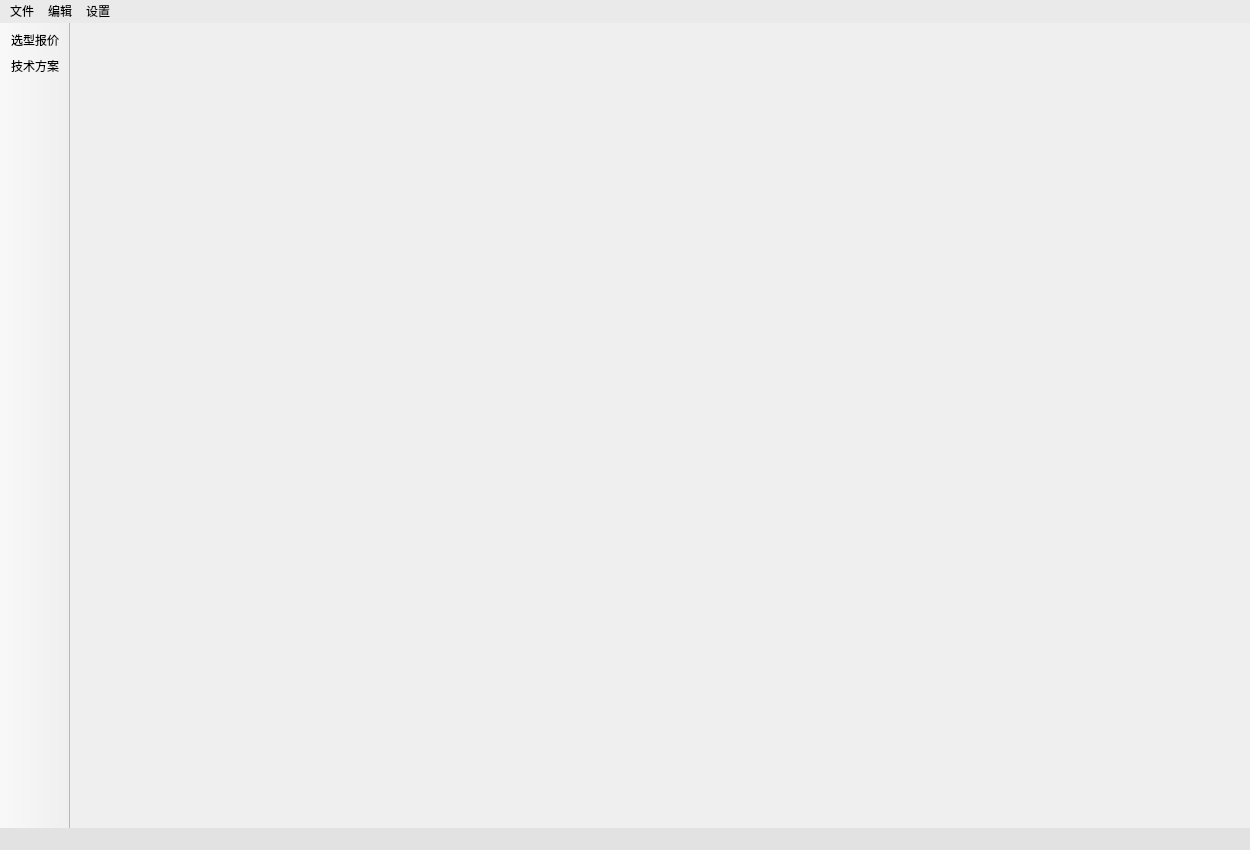
pxhhero-bit/COPA_External, file apps/ui/commander.ui: the form before one commit.
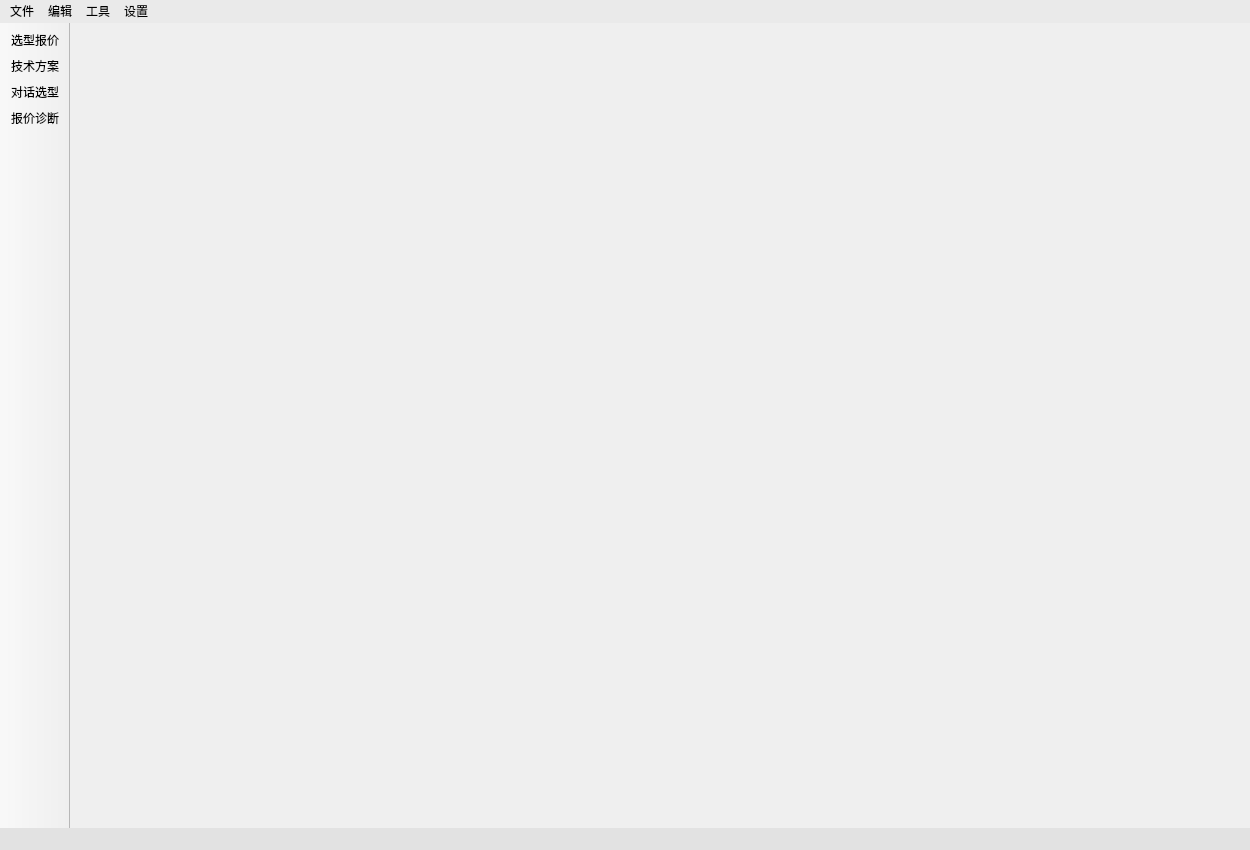
The form after the commit. Icons and pictures are not drawn.

Patch:
```diff
--- a/apps/ui/commander.ui
+++ b/apps/ui/commander.ui
@@ -61,6 +61,8 @@
    </attribute>
    <addaction name="actionToolA"/>
    <addaction name="actionToolB"/>
+   <addaction name="actionLlmChat"/>
+   <addaction name="actionToolC"/>
   </widget>
   <widget class="QMenuBar" name="menubar">
    <property name="geometry">
@@ -151,8 +153,15 @@
     <addaction name="actionInfo"/>
     <addaction name="actionFeedback"/>
    </widget>
+   <widget class="QMenu" name="menuTools">
+    <property name="title">
+     <string>工具</string>
+    </property>
+    <addaction name="actionToolC"/>
+   </widget>
    <addaction name="menuFile"/>
    <addaction name="menuEdit"/>
+   <addaction name="menuTools"/>
    <addaction name="menuConfig"/>
   </widget>
   <widget class="QStatusBar" name="statusbar">
@@ -160,6 +169,17 @@
     <string notr="true">background-color: rgb(226, 226, 226)</string>
    </property>
   </widget>
+  <action name="actionLlmChat">
+   <property name="icon">
+    <iconset theme="mail-send"/>
+   </property>
+   <property name="text">
+    <string>对话选型</string>
+   </property>
+   <property name="toolTip">
+    <string>在COPA内澄清需求并进入选型清单</string>
+   </property>
+  </action>
   <action name="actionNew">
    <property name="icon">
     <iconset theme="document-new"/>
@@ -336,6 +356,17 @@
     <string>sDocBuilder 技术方案编排</string>
    </property>
   </action>
+  <action name="actionToolC">
+   <property name="icon">
+    <iconset theme="edit-find"/>
+   </property>
+   <property name="text">
+    <string>报价诊断</string>
+   </property>
+   <property name="toolTip">
+    <string>报价单一致性检查与批阅（Audit）</string>
+   </property>
+  </action>
   <action name="actionNSD">
    <property name="icon">
     <iconset theme="document-new"/>
```
Left out of the diff: 1 changed line with no effect on the pictures.
